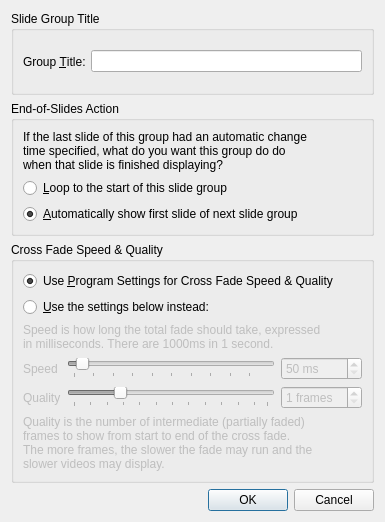
Old version of the form src/SlideGroupSettingsDialog.ui in the repository google-code-export/dviz.
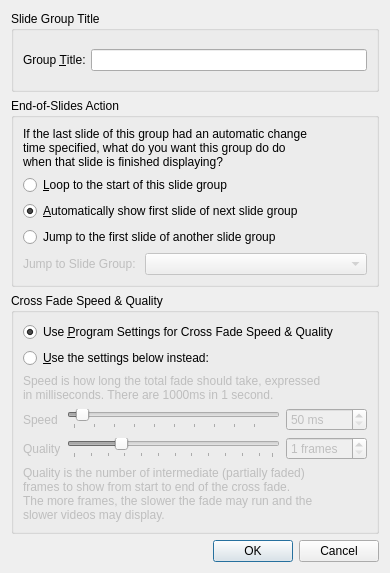
New version of the form.

Commit message: Added Import Group dialog. Added 'Jump to Group' option in Slide Group Properties. Fixed errant display of the 'sync to database' option in the Song Editor Window when editing from the database.

Patch:
```diff
--- a/src/SlideGroupSettingsDialog.ui
+++ b/src/SlideGroupSettingsDialog.ui
@@ -6,8 +6,8 @@
    <rect>
     <x>0</x>
     <y>0</y>
-    <width>385</width>
-    <height>522</height>
+    <width>390</width>
+    <height>573</height>
    </rect>
   </property>
   <property name="windowTitle">
@@ -68,6 +68,41 @@
         </property>
        </widget>
       </item>
+      <item>
+       <widget class="QRadioButton" name="rJump">
+        <property name="text">
+         <string>Jump to the first slide of another slide group</string>
+        </property>
+       </widget>
+      </item>
+      <item>
+       <widget class="QWidget" name="widget" native="true">
+        <property name="enabled">
+         <bool>false</bool>
+        </property>
+        <layout class="QHBoxLayout" name="horizontalLayout_2">
+         <property name="margin">
+          <number>0</number>
+         </property>
+         <item>
+          <widget class="QLabel" name="label_3">
+           <property name="sizePolicy">
+            <sizepolicy hsizetype="Fixed" vsizetype="Preferred">
+             <horstretch>0</horstretch>
+             <verstretch>0</verstretch>
+            </sizepolicy>
+           </property>
+           <property name="text">
+            <string>Jump to Slide Group: </string>
+           </property>
+          </widget>
+         </item>
+         <item>
+          <widget class="QComboBox" name="jumpToBox"/>
+         </item>
+        </layout>
+       </widget>
+      </item>
      </layout>
     </widget>
    </item>
```
Left out of the diff: 60 changed lines with no effect on the pictures. The commit also changes 23 other files.
